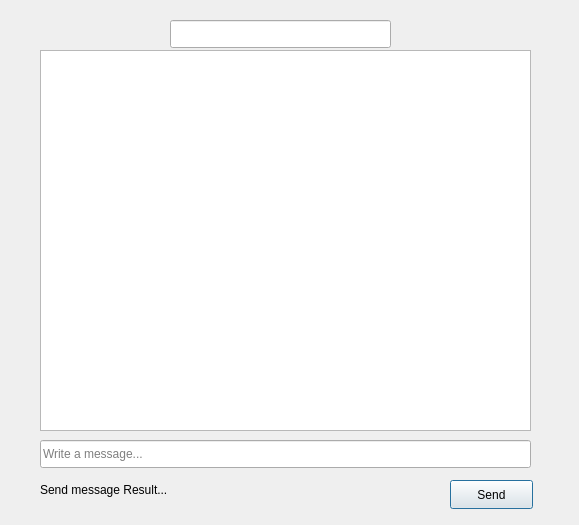
Above: groupchat.ui from borhanem/Messenger_Void_13 before the change. Below: the same form after it.
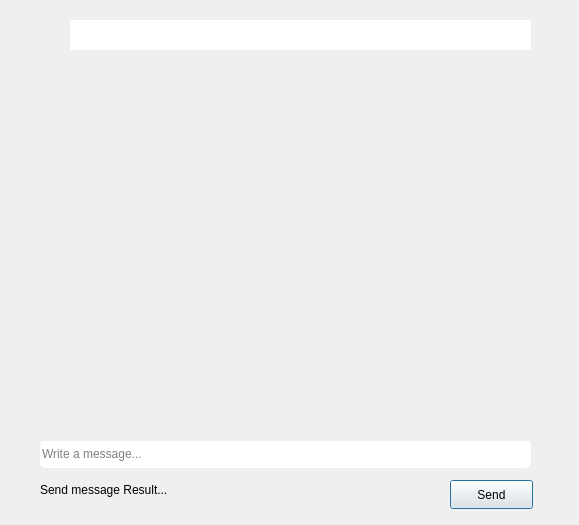
That is the form after the change.

Commit message: initial changes in channelchat and groupchat ui

```diff
--- a/groupchat.ui
+++ b/groupchat.ui
@@ -13,16 +13,6 @@
   <property name="windowTitle">
    <string>Dialog</string>
   </property>
-  <widget class="QListWidget" name="message_lstwdgt">
-   <property name="geometry">
-    <rect>
-     <x>40</x>
-     <y>50</y>
-     <width>491</width>
-     <height>381</height>
-    </rect>
-   </property>
-  </widget>
   <widget class="QLineEdit" name="messagebar_led">
    <property name="geometry">
     <rect>
@@ -32,6 +22,9 @@
      <height>28</height>
     </rect>
    </property>
+   <property name="styleSheet">
+    <string notr="true">border-radius:5px;</string>
+   </property>
    <property name="placeholderText">
     <string>Write a message...</string>
    </property>
@@ -62,22 +55,96 @@
     <string>Send message Result...</string>
    </property>
   </widget>
-  <widget class="QLineEdit" name="groupname_led">
+  <widget class="QTextBrowser" name="groupname_led">
    <property name="geometry">
     <rect>
-     <x>170</x>
+     <x>70</x>
      <y>20</y>
-     <width>221</width>
-     <height>28</height>
+     <width>461</width>
+     <height>31</height>
     </rect>
+   </property>
+   <property name="styleSheet">
+    <string notr="true">border-radius:5px;</string>
+   </property>
+   <property name="html">
+    <string>&lt;!DOCTYPE HTML PUBLIC &quot;-//W3C//DTD HTML 4.0//EN&quot; &quot;http://www.w3.org/TR/REC-html40/strict.dtd&quot;&gt;
+&lt;html&gt;&lt;head&gt;&lt;meta name=&quot;qrichtext&quot; content=&quot;1&quot; /&gt;&lt;meta charset=&quot;utf-8&quot; /&gt;&lt;style type=&quot;text/css&quot;&gt;
+p, li { white-space: pre-wrap; }
+hr { height: 1px; border-width: 0; }
+li.unchecked::marker { content: &quot;\2610&quot;; }
+li.checked::marker { content: &quot;\2612&quot;; }
+&lt;/style&gt;&lt;/head&gt;&lt;body style=&quot; font-family:'Segoe UI'; font-size:9pt; font-weight:400; font-style:normal;&quot;&gt;
+&lt;p align=&quot;right&quot; style=&quot;-qt-paragraph-type:empty; margin-top:0px; margin-bottom:0px; margin-left:0px; margin-right:0px; -qt-block-indent:0; text-indent:0px;&quot;&gt;&lt;br /&gt;&lt;/p&gt;&lt;/body&gt;&lt;/html&gt;</string>
+   </property>
+  </widget>
+  <widget class="QLabel" name="label">
+   <property name="geometry">
+    <rect>
+     <x>40</x>
+     <y>19</y>
+     <width>31</width>
+     <height>31</height>
+    </rect>
+   </property>
+   <property name="styleSheet">
+    <string notr="true">border-radius: 5px;
+</string>
    </property>
    <property name="text">
     <string/>
    </property>
-   <property name="alignment">
-    <set>Qt::AlignCenter</set>
+  </widget>
+  <widget class="QScrollArea" name="group_scroll_area">
+   <property name="geometry">
+    <rect>
+     <x>40</x>
+     <y>50</y>
+     <width>491</width>
+     <height>391</height>
+    </rect>
    </property>
-   <property name="placeholderText">
+   <property name="styleSheet">
+    <string notr="true">border-radius: 5px;</string>
+   </property>
+   <property name="widgetResizable">
+    <bool>true</bool>
+   </property>
+   <widget class="QWidget" name="scrollAreaWidgetContents">
+    <property name="geometry">
+     <rect>
+      <x>0</x>
+      <y>0</y>
+      <width>491</width>
+      <height>391</height>
+     </rect>
+    </property>
+    <widget class="QWidget" name="verticalLayoutWidget">
+     <property name="geometry">
+      <rect>
+       <x>0</x>
+       <y>0</y>
+       <width>491</width>
+       <height>391</height>
+      </rect>
+     </property>
+     <layout class="QVBoxLayout" name="verticalLayout"/>
+    </widget>
+   </widget>
+  </widget>
+  <widget class="QPushButton" name="pushButton">
+   <property name="geometry">
+    <rect>
+     <x>40</x>
+     <y>20</y>
+     <width>31</width>
+     <height>29</height>
+    </rect>
+   </property>
+   <property name="styleSheet">
+    <string notr="true">border-radius: 5px;</string>
+   </property>
+   <property name="text">
     <string/>
    </property>
   </widget>
```
Left out of the diff: 3 changed lines with no effect on the pictures. The commit also changes 3 other files.
